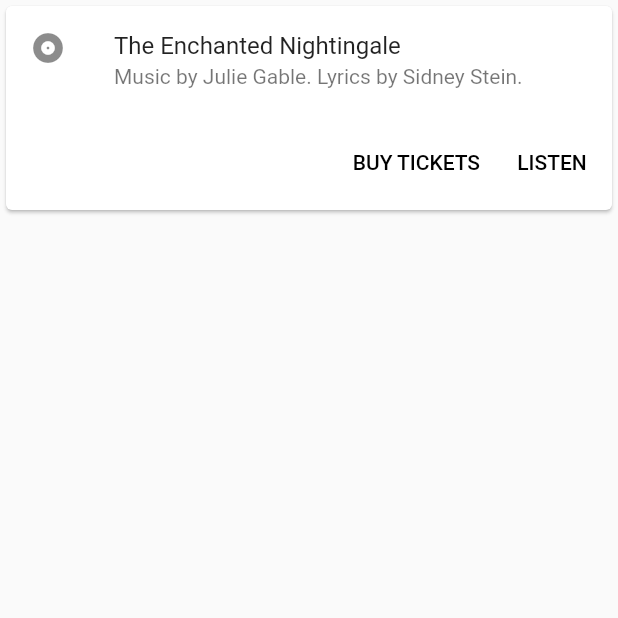
After one commit to yamaan93/IDP-App, a Flutter app: the ToDoPage screen opened by its route, on a phone screen of 412 x 824 dp, the top half of it. The commit adds this screen. Run offline on Flutter 3.47's test engine with Material 2 defaults, Android fonts, the phone set to English and light mode, and no system bars.

Commit message:
page route not working

```diff
--- a/idp_app/lib/cardButton.dart
+++ b/idp_app/lib/cardButton.dart
@@ -2,11 +2,13 @@ import 'package:flutter/material.dart';
 import 'consts.dart';
 
 class cardButton extends StatelessWidget {
-  cardButton({this.text});
+  cardButton({this.text, this.onPressed});
   String text;
+  Function onPressed;
   @override
   Widget build(BuildContext context) {
     return GestureDetector(
+      onTap: onPressed,
       child: Padding(
         padding: const EdgeInsets.symmetric(horizontal: 100),
         child: Card(
--- a/idp_app/lib/homePage.dart
+++ b/idp_app/lib/homePage.dart
@@ -25,6 +25,9 @@ class _HomePageState extends State<HomePage> {
               text: "login",
             ),
             cardButton(
+              onPressed: (){
+                Navigator.pushNamed((context), '/Todo');
+              },
               text: "offline mode",
             ),
           ],
--- a/idp_app/lib/main.dart
+++ b/idp_app/lib/main.dart
@@ -1,6 +1,7 @@
 import 'package:flutter/material.dart';
 import 'package:idp_app/consts.dart';
 import 'homePage.dart';
+import 'toDoPage.dart';
 
 void main() => runApp(MyApp());
 
@@ -16,6 +17,7 @@ class MyApp extends StatelessWidget {
       initialRoute: '/',
       routes: {
         '/': (context) => HomePage(),
+        '/ToDo': (context) => ToDoPage(),
       },
     );
   }
--- /dev/null
+++ b/idp_app/lib/toDoPage.dart
@@ -0,0 +1,46 @@
+import 'package:flutter/material.dart';
+import 'consts.dart';
+
+class ToDoPage extends StatefulWidget {
+  @override
+  _ToDoPageState createState() => _ToDoPageState();
+}
+
+class _ToDoPageState extends State<ToDoPage> {
+  @override
+  Widget build(BuildContext context) {
+    return Scaffold(
+      body: Column(
+        children: <Widget>[
+          Card(
+            child: Column(
+              mainAxisSize: MainAxisSize.min,
+              children: <Widget>[
+                const ListTile(
+                  leading: Icon(Icons.album),
+                  title: Text('The Enchanted Nightingale'),
+                  subtitle: Text('Music by Julie Gable. Lyrics by Sidney Stein.'),
+                ),
+                ButtonTheme.bar( // make buttons use the appropriate styles for cards
+                  child: ButtonBar(
+                    children: <Widget>[
+                      FlatButton(
+                        child: const Text('BUY TICKETS'),
+                        onPressed: () { /* ... */ },
+                      ),
+                      FlatButton(
+                        child: const Text('LISTEN'),
+                        onPressed: () { /* ... */ },
+                      ),
+                    ],
+                  ),
+                ),
+              ],
+            ),
+          ),
+
+        ],
+      ),
+    );
+  }
+}
```
